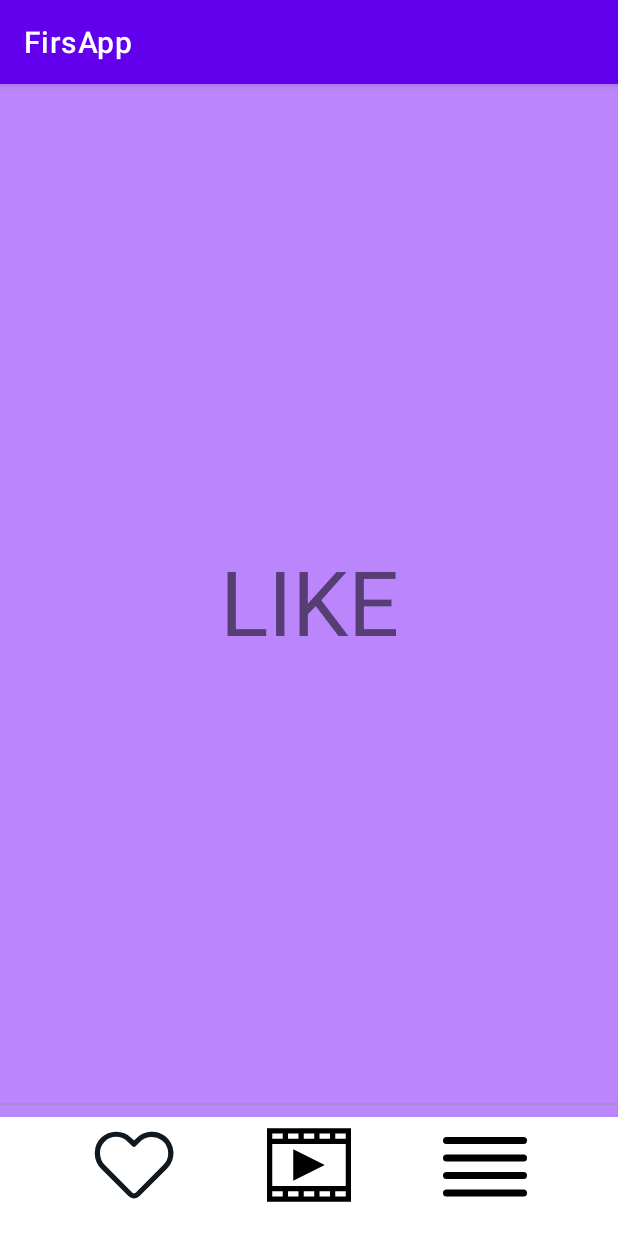
After one commit to scumwd/Kotlin, an Android app: the fragment LikeFragment placed in its activity, on a phone screen of 412 x 824 dp. The commit adds this screen. Run offline under Robolectric (Android 15) with nearby library versions, the light colour scheme and no system bars.

Commit message:
Completing homework for 22.10

```diff
--- a/app/build.gradle
+++ b/app/build.gradle
@@ -22,6 +22,11 @@ android {
             proguardFiles getDefaultProguardFile('proguard-android-optimize.txt'), 'proguard-rules.pro'
         }
     }
+
+    buildFeatures{
+        viewBinding true
+    }
+
     compileOptions {
         sourceCompatibility JavaVersion.VERSION_1_8
         targetCompatibility JavaVersion.VERSION_1_8
--- /dev/null
+++ b/app/src/main/java/com/example/firsapp/LikeFragment.kt
@@ -0,0 +1,20 @@
+package com.example.firsapp
+
+import android.os.Bundle
+import android.view.LayoutInflater
+import android.view.View
+import android.view.ViewGroup
+import androidx.fragment.app.Fragment
+
+class LikeFragment: Fragment() {
+    override fun onCreateView(
+        inflater: LayoutInflater,
+        container: ViewGroup?,
+        savedInstanceState: Bundle?
+    ): View? = inflater.inflate(R.layout.fragment_like,container,false)
+
+    companion object{
+        @JvmStatic
+        fun newIstance()=LikeFragment()
+    }
+}
--- a/app/src/main/java/com/example/firsapp/MainActivity.kt
+++ b/app/src/main/java/com/example/firsapp/MainActivity.kt
@@ -2,10 +2,51 @@ package com.example.firsapp
 
 import androidx.appcompat.app.AppCompatActivity
 import android.os.Bundle
+import android.view.View
+import android.widget.Button
+import androidx.fragment.app.Fragment
+import androidx.fragment.app.FragmentManager
+import androidx.fragment.app.FragmentTransaction
+import com.example.firsapp.databinding.ActivityMainBinding
+import android.R
+
+
+
 
 class MainActivity : AppCompatActivity() {
+
+    lateinit var binding: ActivityMainBinding
+    var frag1: LikeFragment = LikeFragment.newIstance()
+    var frag2: VideoFragment = VideoFragment.newIstance()
+    var frag3: MenuFragment = MenuFragment.newIstance()
+
     override fun onCreate(savedInstanceState: Bundle?) {
         super.onCreate(savedInstanceState)
-        setContentView(R.layout.activity_main)
+        binding = ActivityMainBinding.inflate(layoutInflater)
+        setContentView(binding.root)
+
+        binding.ivLike.setOnClickListener {
+            supportFragmentManager.beginTransaction()
+                .setCustomAnimations(R.animator.fade_in, R.animator.fade_out)
+                .replace(binding.frC.id , frag1)
+                .addToBackStack("Like")
+                .commit()
+        }
+
+        binding.ivVideo.setOnClickListener {
+            supportFragmentManager.beginTransaction()
+                .setCustomAnimations(R.animator.fade_in, R.animator.fade_out)
+                .replace(binding.frC.id,frag2)
+                .addToBackStack("Video")
+                .commit()}
+
+        binding.ivMenu.setOnClickListener {
+            supportFragmentManager.beginTransaction()
+                .setCustomAnimations(R.animator.fade_in, R.animator.fade_out)
+                .replace(binding.frC.id, frag3)
+                .addToBackStack("Menu")
+                .commit()
+        }
     }
+
 }
--- /dev/null
+++ b/app/src/main/java/com/example/firsapp/MenuFragment.kt
@@ -0,0 +1,20 @@
+package com.example.firsapp
+
+import android.os.Bundle
+import android.view.LayoutInflater
+import android.view.View
+import android.view.ViewGroup
+import androidx.fragment.app.Fragment
+
+class MenuFragment: Fragment() {
+    override fun onCreateView(
+        inflater: LayoutInflater,
+        container: ViewGroup?,
+        savedInstanceState: Bundle?
+    ): View? = inflater.inflate(R.layout.fragment_menu,container,false)
+
+    companion object{
+        @JvmStatic
+        fun newIstance()=MenuFragment()
+    }
+}
--- /dev/null
+++ b/app/src/main/java/com/example/firsapp/VideoFragment.kt
@@ -0,0 +1,20 @@
+package com.example.firsapp
+
+import android.os.Bundle
+import android.view.LayoutInflater
+import android.view.View
+import android.view.ViewGroup
+import androidx.fragment.app.Fragment
+
+class VideoFragment: Fragment() {
+    override fun onCreateView(
+        inflater: LayoutInflater,
+        container: ViewGroup?,
+        savedInstanceState: Bundle?
+    ): View? = inflater.inflate(R.layout.fragment_video,container,false)
+
+    companion object{
+        @JvmStatic
+        fun newIstance()=VideoFragment()
+    }
+}
--- /dev/null
+++ b/app/src/main/res/drawable/ic__643770_favorite_heart_like_likes_love_loved_113432.xml
@@ -0,0 +1,4 @@
+<vector android:height="56dp" android:viewportHeight="32"
+    android:viewportWidth="32" android:width="56dp" xmlns:android="http://schemas.android.com/apk/res/android">
+    <path android:fillColor="#101820" android:pathData="M16,28.72a3,3 0,0 1,-2.13 -0.88L3.57,17.54a8.72,8.72 0,0 1,-2.52 -6.25,8.06 8.06,0 0,1 8.14,-8A8.06,8.06 0,0 1,15 5.68l1,1 0.82,-0.82h0a8.39,8.39 0,0 1,11 -0.89,8.25 8.25,0 0,1 0.81,12.36L18.13,27.84A3,3 0,0 1,16 28.72ZM9.15,5.28A6.12,6.12 0,0 0,4.89 7a6,6 0,0 0,-1.84 4.33A6.72,6.72 0,0 0,5 16.13l10.3,10.3a1,1 0,0 0,1.42 0L27.23,15.91A6.25,6.25 0,0 0,29 11.11a6.18,6.18 0,0 0,-2.43 -4.55,6.37 6.37,0 0,0 -8.37,0.71L16.71,8.8a1,1 0,0 1,-1.42 0l-1.7,-1.7a6.28,6.28 0,0 0,-4.4 -1.82Z"/>
+</vector>
--- /dev/null
+++ b/app/src/main/res/drawable/ic_film_strip_with_play_triangle_icon_icons_com_56298.xml
@@ -0,0 +1,4 @@
+<vector android:height="55.999886dp" android:viewportHeight="485.21"
+    android:viewportWidth="485.211" android:width="56dp" xmlns:android="http://schemas.android.com/apk/res/android">
+    <path android:fillColor="#FF000000" android:pathData="M333.586,242.605l-181.958,90.979V151.627L333.586,242.605zM485.211,30.326v424.56H0V30.326H485.211zM303.255,90.977h60.653V60.65h-60.653V90.977zM212.282,90.977h60.65V60.65h-60.65V90.977zM121.304,90.977h60.651V60.65h-60.651V90.977zM30.327,90.977h60.651V60.65H30.327V90.977zM90.978,394.236H30.327v30.322h60.651V394.236zM181.955,394.236h-60.651v30.322h60.651V394.236zM272.933,394.236h-60.65v30.322h60.65V394.236zM363.908,394.236h-60.653v30.322h60.653V394.236zM454.889,394.236h-60.653v30.322h60.653V394.236zM454.889,121.303H30.327v242.602h424.562V121.303zM454.889,60.65h-60.653v30.327h60.653V60.65z"/>
+</vector>
--- /dev/null
+++ b/app/src/main/res/drawable/ic_free_icon_align_justify_3917034.xml
@@ -0,0 +1,7 @@
+<vector android:height="56dp" android:viewportHeight="24"
+    android:viewportWidth="24" android:width="56dp" xmlns:android="http://schemas.android.com/apk/res/android">
+    <path android:fillColor="#FF000000" android:pathData="M1,6H23a1,1 0,0 0,0 -2H1A1,1 0,0 0,1 6Z"/>
+    <path android:fillColor="#FF000000" android:pathData="M23,9H1a1,1 0,0 0,0 2H23a1,1 0,0 0,0 -2Z"/>
+    <path android:fillColor="#FF000000" android:pathData="M23,19H1a1,1 0,0 0,0 2H23a1,1 0,0 0,0 -2Z"/>
+    <path android:fillColor="#FF000000" android:pathData="M23,14H1a1,1 0,0 0,0 2H23a1,1 0,0 0,0 -2Z"/>
+</vector>
--- /dev/null
+++ b/app/src/main/res/drawable/ic_line_2_2.xml
@@ -0,0 +1,11 @@
+<vector xmlns:android="http://schemas.android.com/apk/res/android"
+    android:width="500dp"
+    android:height="1dp"
+    android:viewportWidth="500"
+    android:viewportHeight="1">
+  <path
+      android:pathData="M0,0.75L500,0.75"
+      android:strokeWidth="0.5"
+      android:fillColor="#00000000"
+      android:strokeColor="#969696"/>
+</vector>
--- a/app/src/main/res/layout/activity_main.xml
+++ b/app/src/main/res/layout/activity_main.xml
@@ -4,15 +4,67 @@
     xmlns:tools="http://schemas.android.com/tools"
     android:layout_width="match_parent"
     android:layout_height="match_parent"
+    android:background="@color/white"
     tools:context=".MainActivity">
 
-    <TextView
+    <FrameLayout
+        android:id="@+id/fr_C"
+        android:layout_width="match_parent"
+        android:layout_height="match_parent"
+        android:layout_marginBottom="79dp"
+        android:background="@color/black"
+        app:layout_constraintBottom_toTopOf="@+id/imageView2"
+        app:layout_constraintEnd_toEndOf="parent"
+        app:layout_constraintStart_toStartOf="parent"
+        app:layout_constraintTop_toTopOf="parent" />
+    <ImageView
+        android:id="@+id/imageView2"
+        android:layout_width="match_parent"
+        android:layout_height="wrap_content"
+        app:layout_constraintBottom_toBottomOf="parent"
+        app:layout_constraintEnd_toEndOf="parent"
+        app:layout_constraintHorizontal_bias="1.0"
+        app:layout_constraintStart_toStartOf="parent"
+        app:layout_constraintTop_toTopOf="parent"
+        app:layout_constraintVertical_bias="0.886"
+        app:srcCompat="@drawable/ic_line_2_2" />
+
+    <ImageView
+        android:id="@+id/iv_video"
         android:layout_width="wrap_content"
         android:layout_height="wrap_content"
-        android:text="Hello World!"
+        android:layout_marginBottom="8dp"
         app:layout_constraintBottom_toBottomOf="parent"
-        app:layout_constraintLeft_toLeftOf="parent"
-        app:layout_constraintRight_toRightOf="parent"
-        app:layout_constraintTop_toTopOf="parent" />
+        app:layout_constraintEnd_toStartOf="@+id/iv_menu"
+        app:layout_constraintHorizontal_bias="0.5"
+        app:layout_constraintStart_toEndOf="@+id/iv_like"
+        app:layout_constraintTop_toBottomOf="@+id/imageView2"
+        app:srcCompat="@drawable/ic_film_strip_with_play_triangle_icon_icons_com_56298"
+        tools:ignore="MissingConstraints" />
 
+    <ImageView
+        android:id="@+id/iv_like"
+        android:layout_width="wrap_content"
+        android:layout_height="wrap_content"
+        android:layout_marginBottom="8dp"
+        app:layout_constraintBottom_toBottomOf="parent"
+        app:layout_constraintEnd_toStartOf="@+id/iv_video"
+        app:layout_constraintHorizontal_bias="0.5"
+        app:layout_constraintStart_toStartOf="parent"
+        app:layout_constraintTop_toBottomOf="@+id/imageView2"
+        app:srcCompat="@drawable/ic__643770_favorite_heart_like_likes_love_loved_113432"
+        tools:ignore="MissingConstraints" />
+
+    <ImageView
+        android:id="@+id/iv_menu"
+        android:layout_width="wrap_content"
+        android:layout_height="wrap_content"
+        android:layout_marginBottom="8dp"
+        app:layout_constraintBottom_toBottomOf="parent"
+        app:layout_constraintEnd_toEndOf="parent"
+        app:layout_constraintHorizontal_bias="0.5"
+        app:layout_constraintStart_toEndOf="@+id/iv_video"
+        app:layout_constraintTop_toBottomOf="@+id/imageView2"
+        app:srcCompat="@drawable/ic_free_icon_align_justify_3917034"
+        tools:ignore="MissingConstraints" />
 </androidx.constraintlayout.widget.ConstraintLayout>
--- /dev/null
+++ b/app/src/main/res/layout/fragment_like.xml
@@ -0,0 +1,26 @@
+<?xml version="1.0" encoding="utf-8"?>
+<androidx.constraintlayout.widget.ConstraintLayout xmlns:android="http://schemas.android.com/apk/res/android"
+    xmlns:app="http://schemas.android.com/apk/res-auto"
+    android:layout_width="match_parent"
+    xmlns:tools="http://schemas.android.com/tools"
+    tools:context=".LikeFragment"
+    android:background="@color/purple_200"
+    android:layout_height="match_parent">
+
+
+    <TextView
+        android:id="@+id/tv_like"
+        android:layout_width="wrap_content"
+        android:layout_height="wrap_content"
+        android:layout_marginStart="145dp"
+        android:layout_marginEnd="145dp"
+        android:text="LIKE"
+        android:textSize="60dp"
+        app:layout_constraintBottom_toBottomOf="parent"
+        app:layout_constraintEnd_toEndOf="parent"
+        app:layout_constraintStart_toStartOf="parent"
+        app:layout_constraintTop_toTopOf="parent" />
+
+
+
+</androidx.constraintlayout.widget.ConstraintLayout>
--- a/app/src/main/res/values/colors.xml
+++ b/app/src/main/res/values/colors.xml
@@ -7,4 +7,5 @@
     <color name="teal_700">#FF018786</color>
     <color name="black">#FF000000</color>
     <color name="white">#FFFFFFFF</color>
+    <color name="red">#E10600</color>
 </resources>
```
Also changed, not shown: app/src/main/res/anim/animin.xml (added, +17 -0 lines), app/src/main/res/layout/fragment_menu.xml (added, +20 -0 lines), app/src/main/res/layout/fragment_video.xml (added, +19 -0 lines).
